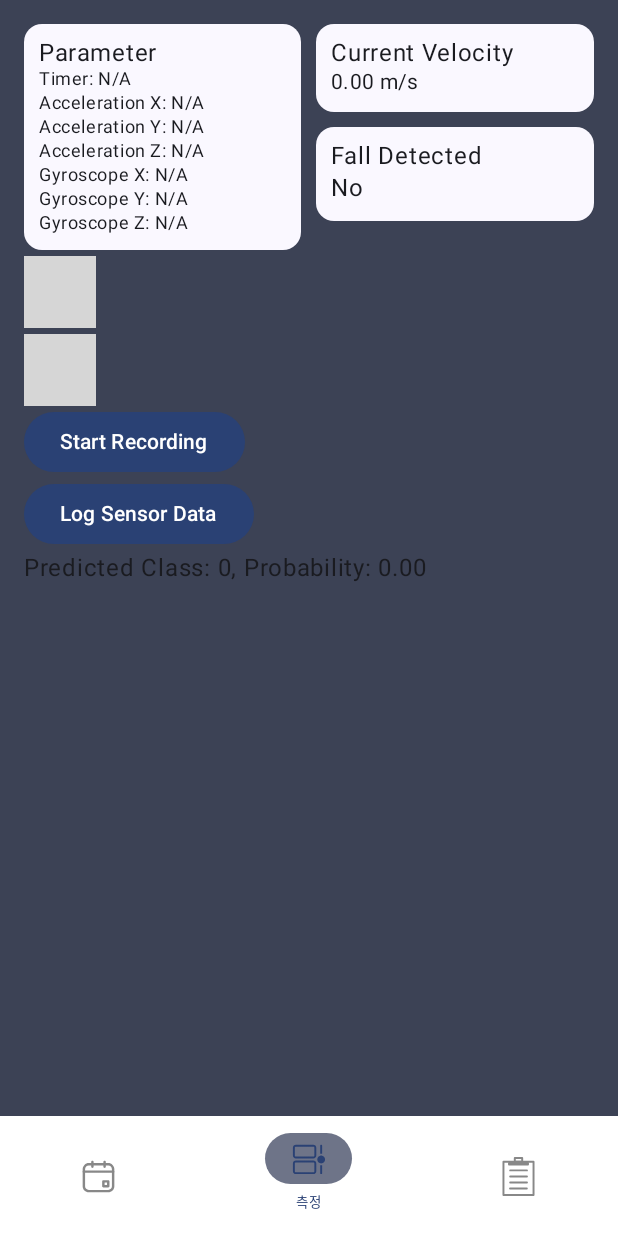
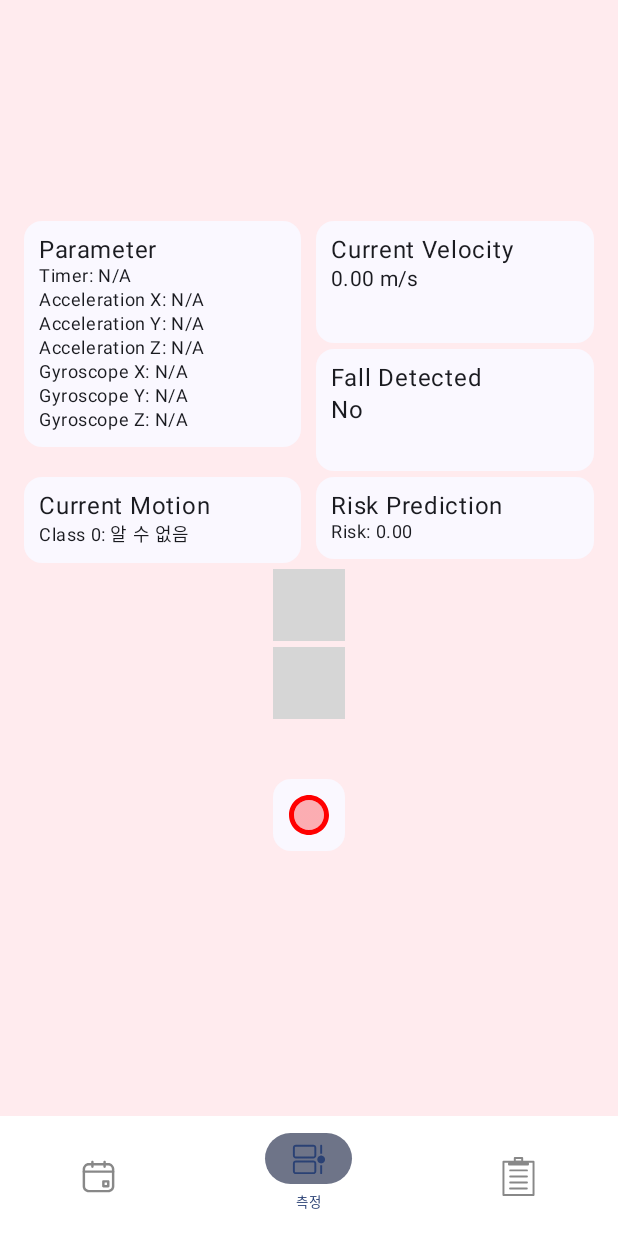
Before and after one commit to BummoK/IMU_Demo_Application, an Android app built with Jetpack Compose: the screen it shows after launch (MainActivity), item 2 of the bottom bar chosen, on a phone screen of 412 x 824 dp. Run offline under Robolectric (Android 15) with nearby library versions, the phone set to English and light mode, and no system bars; our stand-ins replace Dagger/Hilt's generated code, Room's generated code; libraries missing offline, so code that uses them is left out: coil.decode, com.github.mikephil.charting, org.tensorflow.lite; network calls fail; 15 statements that could not run were skipped; grey boxes are pictures that could not be loaded.

Commit message:
위험도 예측 알고리즘 임베딩 & UI 정리

```diff
--- a/app/build.gradle
+++ b/app/build.gradle
@@ -86,4 +86,7 @@ dependencies {
     implementation "androidx.room:room-ktx:2.6.1"
 
     implementation 'org.tensorflow:tensorflow-lite:2.4.0'
+
+    implementation("io.coil-kt:coil-compose:2.2.2")
+    implementation("io.coil-kt:coil-gif:2.2.2")
 }
--- a/app/src/main/java/com/example/imu_demo/navigations/NavigationGraph.kt
+++ b/app/src/main/java/com/example/imu_demo/navigations/NavigationGraph.kt
@@ -1,5 +1,6 @@
 package com.example.imu_demo.navigations
 
+import WelcomeScreen
 import androidx.compose.foundation.layout.height
 import androidx.compose.foundation.layout.width
 import androidx.compose.material3.Icon
@@ -33,9 +34,13 @@ fun NavigationGraph(navController: NavHostController) {
     val state by viewModel.state.collectAsState()
     NavHost(
         navController = navController,
-        startDestination = BottomNavItem.Scan.screenRoute
+        startDestination = "Welcome"
 
     ){
+        composable("Welcome") { // 스플래시 화면 추가
+            WelcomeScreen(navController)
+        }
+
         composable(BottomNavItem.Scan.screenRoute){
             ScanScreen(
                 state = state,
--- a/app/src/main/java/com/example/imu_demo/presentation/Measurement.kt
+++ b/app/src/main/java/com/example/imu_demo/presentation/Measurement.kt
@@ -3,9 +3,12 @@ package com.example.imu_demo.presentation
 import android.util.Log
 import android.widget.Toast
 import androidx.compose.foundation.background
+import androidx.compose.foundation.layout.Arrangement
+import androidx.compose.foundation.layout.Box
 import androidx.compose.foundation.layout.Column
 import androidx.compose.foundation.layout.Row
 import androidx.compose.foundation.layout.Spacer
+import androidx.compose.foundation.layout.fillMaxHeight
 import androidx.compose.foundation.layout.fillMaxSize
 import androidx.compose.foundation.layout.fillMaxWidth
 import androidx.compose.foundation.layout.height
@@ -15,6 +18,8 @@ import androidx.compose.material3.Button
 import androidx.compose.material3.Card
 import androidx.compose.material3.CardDefaults
 import androidx.compose.material3.ExperimentalMaterial3Api
+import androidx.compose.material3.Icon
+import androidx.compose.material3.IconButton
 import androidx.compose.material3.MaterialTheme
 import androidx.compose.material3.Text
 import androidx.compose.runtime.Composable
@@ -24,24 +29,31 @@ import androidx.compose.runtime.collectAsState
 import androidx.compose.runtime.getValue
 import androidx.compose.runtime.mutableDoubleStateOf
 import androidx.compose.runtime.mutableFloatStateOf
+import androidx.compose.runtime.mutableIntStateOf
 import androidx.compose.runtime.mutableStateOf
 import androidx.compose.runtime.remember
 import androidx.compose.runtime.setValue
+import androidx.compose.ui.Alignment
 import androidx.compose.ui.Modifier
 import androidx.compose.ui.graphics.Color
 import androidx.compose.ui.platform.LocalContext
+import androidx.compose.ui.res.painterResource
 
 import androidx.compose.ui.unit.dp
 import androidx.hilt.navigation.compose.hiltViewModel
+import com.example.imu_demo.R
 import com.example.imu_demo.data.dao.SensorData
 import com.example.imu_demo.util.BluetoothViewModel
-import com.example.imu_demo.util.DataPreprocessor
+import com.example.imu_demo.util.DataPreprocessorMR
+import com.example.imu_demo.util.DataPreprocessorRP
 import com.example.imu_demo.util.LineChartComposable
-import com.example.imu_demo.util.MotionRecogition
+import com.example.imu_demo.util.MotionRecognition
+import com.example.imu_demo.util.RiskPrediction
 import com.example.imu_demo.util.fallDetection
 import com.example.imu_demo.util.updateChartData
 
 import com.github.mikephil.charting.data.*
+import java.lang.Math.abs
 
 
 @OptIn(ExperimentalMaterial3Api::class)
@@ -58,11 +70,26 @@ fun MeasurementScreen(
     var dect by remember { mutableStateOf(false) }
     var reset by remember { mutableStateOf(true) }
 
-    val sensorDataBuffer = remember { Array(8) { MutableList(60) { 0f } } }
-    val classifier = remember { MotionRecogition(context).apply { init() } }
+    val sensorDataBufferMR = remember { Array(8) { MutableList(60) { 0f } } }
+    val sensorDataBufferRP = remember { Array(8) { MutableList(15) { 0f } } }
+    val classifierMR = remember { MotionRecognition(context).apply { init() } }
+    val classifierRP = remember { RiskPrediction(context).apply { init() } }
 
-    var maxClassState by remember { mutableStateOf(0) } // 클래스의 초기값은 0
-    var maxProbState by remember { mutableStateOf(0f) } // 확률의 초기값은 0f
+    var maxClassStateMR by remember { mutableIntStateOf(0) } // 클래스의 초기값은 0
+    var maxProbStateMR by remember { mutableFloatStateOf(0f) } // 확률의 초기값은 0f
+    var maxClassStateRP by remember { mutableIntStateOf(0) } // 클래스의 초기값은 0
+    var maxProbStateRP by remember { mutableFloatStateOf(0f) } // 확률의 초기값은 0f
+
+    val motionName = when (maxClassStateMR) {
+        1 -> "서있기"
+        2 -> "앉았다 일어서기"
+        3 -> "보행"
+        4 -> "점프"
+        5 -> "전방낙상"
+        6 -> "후방낙상"
+        7 -> "측방낙상"
+        else -> "알 수 없음"
+    }
 
 
     val timerValue by bluetoothViewModel.timerValue.collectAsState()
@@ -117,36 +144,61 @@ fun MeasurementScreen(
         if (dect) reset=false
 
         // 버퍼에 데이터 추가
-        sensorDataBuffer[0].add(accXValue ?: 0f)
-        sensorDataBuffer[1].add(accYValue ?: 0f)
-        sensorDataBuffer[2].add(accZValue ?: 0f)
-        sensorDataBuffer[3].add(gyroXValue ?: 0f)
-        sensorDataBuffer[4].add(gyroYValue ?: 0f)
-        sensorDataBuffer[5].add(gyroZValue ?: 0f)
-        sensorDataBuffer[6].add(acc)
-        sensorDataBuffer[7].add(gyro)
-        DataPreprocessor.shiftBuffer(sensorDataBuffer)
+        val sensorValues = arrayOf(accXValue, accYValue, accZValue,
+            gyroXValue, gyroYValue, gyroZValue, acc, gyro)
+
+        for (i in sensorValues.indices) {
+            sensorDataBufferMR[i].add(sensorValues[i] ?: 0f)
+            sensorDataBufferRP[i].add(sensorValues[i] ?: 0f)
+        }
+        DataPreprocessorMR.shiftBufferMR(sensorDataBufferMR)
+        DataPreprocessorRP.shiftBufferRP(sensorDataBufferRP)
 
 
         // 버퍼가 가득 찼을 때 처리
-        if (sensorDataBuffer[0].size == 60) {
+        if (sensorDataBufferMR[0].size == 60) {
             Log.d("Buffer", "full")
-            val modelInputData = DataPreprocessor.prepareModelInput(sensorDataBuffer)
+            val modelInputDataMR = DataPreprocessorMR.prepareModelInputMR(sensorDataBufferMR)
 
 
-            val classification = classifier.classify(modelInputData)
+            val classificationMR = classifierMR.classify(modelInputDataMR)
 
             // 가장 높은 확률을 가진 클래스 찾기
-            val maxEntry = classification.maxByOrNull { it.value }
+            val maxEntryMR = classificationMR.maxByOrNull { it.value }
 
-            if (maxEntry != null) {
-                maxClassState = maxEntry.key
-                maxProbState = maxEntry.value
-                Log.d("ClassificationResult", "success")
+            if (maxEntryMR != null) {
+                maxClassStateMR = maxEntryMR.key
+                maxProbStateMR = maxEntryMR.value
+                Log.d("MRResult", "success")
             } else {
-                maxClassState = 0 // 기본값 할당
-                maxProbState = 0f // 기본값 할당
-                Log.d("ClassificationResult", "Fail")
+                maxClassStateMR = 0 // 기본값 할당
+                maxProbStateMR = 0f // 기본값 할당
+                Log.d("MRResult", "Fail")
+            }
+
+            // 분류 결과 로그로 출력
+//            Log.d("MeasurementScreen", "Class: $maxClassState, Probability: $maxProbState")
+
+        }
+
+        if (sensorDataBufferRP[0].size == 15) {
+            Log.d("Buffer", "full")
+            val modelInputDataRP = DataPreprocessorRP.prepareModelInputRP(sensorDataBufferRP)
+
+
+            val classificationRP = classifierRP.classify(modelInputDataRP)
+
+            // 가장 높은 확률을 가진 클래스 찾기
+            val maxEntryRP = classificationRP.maxByOrNull { it.value }
+
+            if (maxEntryRP != null) {
+                maxClassStateRP = maxEntryRP.key
+                maxProbStateRP = maxEntryRP.value
+                Log.d("RPResult", "success")
+            } else {
+                maxClassStateRP = 0 // 기본값 할당
+                maxProbStateRP = 0f // 기본값 할당
+                Log.d("RPResult", "Fail")
             }
 
             // 분류 결과 로그로 출력
@@ -156,19 +208,24 @@ fun MeasurementScreen(
     }
     DisposableEffect(Unit) {
         onDispose {
-            classifier.finish()
+            classifierMR.finish()
+            classifierRP.finish()
         }
     }
 
     Column(modifier = Modifier
         .fillMaxSize()
-        .background(MaterialTheme.colorScheme.secondary)
-        .padding(16.dp)
+        .background(Color(0xFFFFEBEE))
+        .padding(16.dp),
+        verticalArrangement = Arrangement.Center,
+        horizontalAlignment = Alignment.CenterHorizontally
     ) {
         Row(
         ){
             Card(
-                modifier = Modifier.fillMaxWidth(0.5f).weight(1f),
+                modifier = Modifier
+                    .fillMaxWidth(0.5f)
+                    .weight(1f),
                 colors = CardDefaults.cardColors(containerColor = MaterialTheme.colorScheme.surface)
             ) {
                 Column(
@@ -191,7 +248,7 @@ fun MeasurementScreen(
                 modifier = Modifier.weight(1f)
             ) {
                 Card(
-                    modifier = Modifier.fillMaxWidth(),
+                    modifier = Modifier.fillMaxWidth().height(81.dp),
                     colors = CardDefaults.cardColors(containerColor = MaterialTheme.colorScheme.surface)
                 ) {
                     Column(
@@ -201,9 +258,9 @@ fun MeasurementScreen(
                         Text("${"%.2f".format(velV)} m/s", style = MaterialTheme.typography.bodyMedium)
                     }
                 }
-                Spacer(modifier = Modifier.height(10.dp))
+                Spacer(modifier = Modifier.height(4.dp))
                 Card(
-                    modifier = Modifier.fillMaxWidth(),
+                    modifier = Modifier.fillMaxWidth().height(81.dp),
                     onClick = { reset = true },
                     colors = if (!reset) CardDefaults.cardColors(containerColor = Color.Red)
                     else CardDefaults.cardColors(containerColor = MaterialTheme.colorScheme.surface)
@@ -218,10 +275,46 @@ fun MeasurementScreen(
             }
         }
         Spacer(modifier = Modifier.height(4.dp))
+        Row{
+            Card(
+                modifier = Modifier
+                    .fillMaxWidth(0.5f)
+                    .weight(1f),
+                colors = CardDefaults.cardColors(containerColor = MaterialTheme.colorScheme.surface)
+            ) {
+                Column(
+                    modifier = Modifier.padding(10.dp)
+                ) {
+                    Text("Current Motion", style = MaterialTheme.typography.bodyLarge)
+                    Text("Class $maxClassStateMR: $motionName", style = MaterialTheme.typography.bodySmall)
+                }
+            }
+            Spacer(modifier = Modifier.width(10.dp))
+            Card(
+                modifier = Modifier
+                    .fillMaxWidth(0.5f)
+                    .weight(1f),
+                colors = CardDefaults.cardColors(containerColor = MaterialTheme.colorScheme.surface)
+            ) {
+                Column(
+                    modifier = Modifier.padding(10.dp)
+                ) {
+                    Text("Risk Prediction", style = MaterialTheme.typography.bodyLarge)
+                    Text("Risk: ${"%.2f".format(kotlin.math.abs(maxProbStateRP))}",
+                        style = MaterialTheme.typography.bodySmall)
+                }
+            }
+        }
+        Spacer(modifier = Modifier.height(4.dp))
         LineChartComposable("Accelerometer", accChartDataX, accChartDataY, accChartDataZ)
         Spacer(modifier = Modifier.height(4.dp))
         LineChartComposable("Gyroscope", gyroChartDataX, gyroChartDataY, gyroChartDataZ)
-        Button(onClick = {
+        Spacer(modifier = Modifier.height(10.dp))
+        Card(
+            modifier = Modifier.padding(30.dp),
+            colors = CardDefaults.cardColors(containerColor = MaterialTheme.colorScheme.surface),
+        ){
+            RecordButton(isRecording = isRecording, onRecordClick = {
                 isRecording = !isRecording
                 if (isRecording) {
                     // 데이터 기록을 시작합니다. 이제 LaunchedEffect가 데이터를 저장하기 시작합니다.
@@ -234,12 +327,18 @@ fun MeasurementScreen(
                         Log.d("MeasurementScreen", "Sensor data saved: $filePath")
                     }
                 }
-        }) {
-            Text(if (isRecording) "Stop Recording" else "Start Recording")
-        }
-        Button(onClick = { bluetoothViewModel.fetchAndLogSensorData() }) {
-            Text("Log Sensor Data")
-        }
-        Text("Predicted Class: $maxClassState, Probability: ${"%.2f".format(maxProbState)}")
+            })
         }
     }
+}
+
+@Composable
+fun RecordButton(isRecording: Boolean, onRecordClick: () -> Unit) {
+    IconButton(onClick = onRecordClick) {
+        Icon(
+            painter = painterResource(id = if (isRecording) R.drawable.ic_stop else R.drawable.ic_record),
+            contentDescription = if (isRecording) "Stop Recording" else "Start Recording",
+            tint = if (isRecording) Color.Black else Color.Red
+        )
+    }
+}
--- /dev/null
+++ b/app/src/main/java/com/example/imu_demo/presentation/Welcome.kt
@@ -0,0 +1,44 @@
+import android.os.Build.VERSION.SDK_INT
+import androidx.compose.foundation.Image
+import androidx.compose.foundation.clickable
+import androidx.compose.foundation.layout.Column
+import androidx.compose.foundation.layout.fillMaxSize
+import androidx.compose.foundation.layout.fillMaxWidth
+import androidx.compose.runtime.Composable
+import androidx.compose.ui.Modifier
+import androidx.compose.ui.layout.ContentScale
+import androidx.compose.ui.platform.LocalContext
+import androidx.navigation.NavHostController
+import coil.ImageLoader
+import coil.compose.rememberAsyncImagePainter
+import coil.compose.rememberImagePainter
+import coil.decode.GifDecoder
+import coil.decode.ImageDecoderDecoder
+import com.example.imu_demo.R
+import com.example.imu_demo.navigations.BottomNavItem
+
+@Composable
+fun WelcomeScreen(navController: NavHostController) {
+    // Coil 라이브러리를 사용하여 GIF 이미지 로드
+    val imageLoader = ImageLoader.Builder(LocalContext.current)
+        .components {
+            if (SDK_INT >= 28) {
+                add(ImageDecoderDecoder.Factory())
+            } else {
+                add(GifDecoder.Factory())
+            }
+        }
+        .build()
+    Column(){
+        Image(
+            painter = rememberAsyncImagePainter(R.drawable.welcome, imageLoader),
+            contentDescription = null,
+            modifier = Modifier
+                .fillMaxWidth()
+                .clickable {
+                    navController.navigate(BottomNavItem.Scan.screenRoute) // 다음 화면으로 이동
+                },
+            contentScale = ContentScale.Crop
+        )
+    }
+}
--- /dev/null
+++ b/app/src/main/java/com/example/imu_demo/util/DataPreprocessorMR.kt
@@ -0,0 +1,38 @@
+package com.example.imu_demo.util
+
+class DataPreprocessorMR {
+    companion object {
+        // 모델 입력 데이터 준비
+        fun prepareModelInputMR(buffer: Array<MutableList<Float>>): Array<FloatArray> {
+            // (60, 8) 형태의 2차원 배열 생성
+            val inputData = Array(60) { FloatArray(8) }
+
+            // 각 시간 단계에서 모든 센서 값 추출
+            for (i in 0 until 60) {
+                for (j in buffer.indices) {
+                    inputData[i][j] = buffer[j][i]
+                }
+            }
+
+//            inputData.forEachIndexed { index, data ->
+//                Log.d("ModelInputData", "Time step $index: ${data.joinToString(", ")}")
+//            }
+
+            return inputData
+        }
+
+        // 버퍼 쉬프팅 함수
+        fun shiftBufferMR(buffer: Array<MutableList<Float>>) {
+            val numberOfElementsToRemove = 12 // 한 번에 제거할 요소의 수
+
+            for (list in buffer) {
+                // 리스트의 크기가 60을 초과하면, 가장 오래된 12개 데이터를 제거합니다.
+                if (list.size > 60) {
+                    repeat(numberOfElementsToRemove) {
+                        list.removeAt(0)
+                    }
+                }
+            }
+        }
+    }
+}
--- a/app/src/main/java/com/example/imu_demo/util/DataPreprocessor.kt
+++ b/app/src/main/java/com/example/imu_demo/util/DataPreprocessorRP.kt
@@ -1,16 +1,14 @@
 package com.example.imu_demo.util
 
-import android.util.Log
-
-class DataPreprocessor {
+class DataPreprocessorRP {
     companion object {
         // 모델 입력 데이터 준비
-        fun prepareModelInput(buffer: Array<MutableList<Float>>): Array<FloatArray> {
+        fun prepareModelInputRP(buffer: Array<MutableList<Float>>): Array<FloatArray> {
             // (60, 8) 형태의 2차원 배열 생성
-            val inputData = Array(60) { FloatArray(8) }
+            val inputData = Array(15) { FloatArray(8) }
 
             // 각 시간 단계에서 모든 센서 값 추출
-            for (i in 0 until 60) {
+            for (i in 0 until 15) {
                 for (j in buffer.indices) {
                     inputData[i][j] = buffer[j][i]
                 }
@@ -24,12 +22,12 @@ class DataPreprocessor {
         }
 
         // 버퍼 쉬프팅 함수
-        fun shiftBuffer(buffer: Array<MutableList<Float>>) {
-            val numberOfElementsToRemove = 12 // 한 번에 제거할 요소의 수
+        fun shiftBufferRP(buffer: Array<MutableList<Float>>) {
+            val numberOfElementsToRemove = 5 // 한 번에 제거할 요소의 수
 
             for (list in buffer) {
-                // 리스트의 크기가 60을 초과하면, 가장 오래된 12개 데이터를 제거합니다.
-                if (list.size > 60) {
+                // 리스트의 크기가 15을 초과하면, 가장 오래된 5개 데이터를 제거합니다.
+                if (list.size > 15) {
                     repeat(numberOfElementsToRemove) {
                         list.removeAt(0)
                     }
--- a/app/src/main/java/com/example/imu_demo/util/MotionRecogition.kt
+++ b/app/src/main/java/com/example/imu_demo/util/MotionRecognition.kt
@@ -9,7 +9,7 @@ import java.nio.ByteBuffer
 import java.nio.ByteOrder
 import java.nio.channels.FileChannel
 
-class MotionRecogition(private val context: Context) {
+class MotionRecognition(private val context: Context) {
     private var interpreter: Interpreter? = null
     private var modelOutputClasses: Int = 0
 
--- /dev/null
+++ b/app/src/main/java/com/example/imu_demo/util/RiskPrediction.kt
@@ -0,0 +1,81 @@
+package com.example.imu_demo.util
+
+import android.content.Context
+import android.util.Log
+import org.tensorflow.lite.Interpreter
+import java.io.FileInputStream
+import java.io.IOException
+import java.nio.ByteBuffer
+import java.nio.ByteOrder
+import java.nio.channels.FileChannel
+
+class RiskPrediction(private val context: Context) {
+    private var interpreter: Interpreter? = null
+    private var modelOutputClasses: Int = 0
+
+    fun init() {
+        try {
+            val model = loadModelFile(MODEL_NAME)
+            model.order(ByteOrder.nativeOrder())
+            interpreter = Interpreter(model)
+
+            initModelShape()
+        } catch (e: IOException) {
+            Log.d("TensorFlow Init", "Initiation Fail")
+        }
+    }
+
+    private fun loadModelFile(modelName: String): ByteBuffer {
+        val am = context.assets
+        val afd = am.openFd(modelName)
+        FileInputStream(afd.fileDescriptor).use { fis ->
+            val fc = fis.channel
+            val startOffset = afd.startOffset
+            val declaredLength = afd.declaredLength
+            return fc.map(FileChannel.MapMode.READ_ONLY, startOffset, declaredLength)
+        }
+    }
+
+    private fun initModelShape() {
+        val outputTensor = interpreter?.getOutputTensor(0)
+        val outputShape = outputTensor?.shape()
+        modelOutputClasses = outputShape?.get(1) ?: 0
+    }
+
+    fun classify(inputData: Array<FloatArray>): Map<Int, Float> {
+        val inputBuffer = convertToByteBuffer(inputData)
+
+        val result = Array(1) { FloatArray(modelOutputClasses) }
+        interpreter?.run(inputBuffer, result)
+
+        val probabilities = getProbabilities(result[0])
+
+        // 로그로 확률 값 출력
+        Log.d("RiskPrediction", "Result: ${result[0].joinToString(", ")}")
+
+        return probabilities
+    }
+
+    private fun convertToByteBuffer(data: Array<FloatArray>): ByteBuffer? {
+        val byteBuffer = ByteBuffer.allocateDirect(data.size * data[0].size * 6)
+        byteBuffer.order(ByteOrder.nativeOrder())
+        for (i in data.indices) {
+            for (j in data[i].indices) {
+                byteBuffer.putFloat(data[i][j])
+            }
+        }
+        return byteBuffer
+    }
+
+    private fun getProbabilities(array: FloatArray): Map<Int, Float> {
+        return array.indices.associateWith { array[it] }
+    }
+
+    fun finish() {
+        interpreter?.close()
+    }
+
+    companion object {
+        private const val MODEL_NAME = "model02.tflite"
+    }
+}
--- /dev/null
+++ b/app/src/main/res/drawable/ic_ble_scan.xml
@@ -0,0 +1,5 @@
+<vector android:autoMirrored="true" android:height="128dp"
+    android:tint="#2B72F8" android:viewportHeight="24"
+    android:viewportWidth="24" android:width="128dp" xmlns:android="http://schemas.android.com/apk/res/android">
+    <path android:fillColor="@android:color/white" android:pathData="M14.24,12.01l2.32,2.32c0.28,-0.72 0.44,-1.51 0.44,-2.33 0,-0.82 -0.16,-1.59 -0.43,-2.31l-2.33,2.32zM19.53,6.71l-1.26,1.26c0.63,1.21 0.98,2.57 0.98,4.02s-0.36,2.82 -0.98,4.02l1.2,1.2c0.97,-1.54 1.54,-3.36 1.54,-5.31 -0.01,-1.89 -0.55,-3.67 -1.48,-5.19zM15.71,7.71L10,2L9,2v7.59L4.41,5 3,6.41 8.59,12 3,17.59 4.41,19 9,14.41L9,22h1l5.71,-5.71 -4.3,-4.29 4.3,-4.29zM11,5.83l1.88,1.88L11,9.59L11,5.83zM12.88,16.29L11,18.17v-3.76l1.88,1.88z"/>
+</vector>
--- /dev/null
+++ b/app/src/main/res/drawable/ic_ble_stop.xml
@@ -0,0 +1,5 @@
+<vector android:height="128dp" android:tint="#2B72F8"
+    android:viewportHeight="24" android:viewportWidth="24"
+    android:width="128dp" xmlns:android="http://schemas.android.com/apk/res/android">
+    <path android:fillColor="@android:color/white" android:pathData="M13,5.83l1.88,1.88 -1.6,1.6 1.41,1.41 3.02,-3.02L12,2h-1v5.03l2,2v-3.2zM5.41,4L4,5.41 10.59,12 5,17.59 6.41,19 11,14.41V22h1l4.29,-4.29 2.3,2.29L20,18.59 5.41,4zM13,18.17v-3.76l1.88,1.88L13,18.17z"/>
+</vector>
--- /dev/null
+++ b/app/src/main/res/drawable/ic_record.xml
@@ -0,0 +1,8 @@
+<vector android:height="128dp" android:tint="#F10808"
+    android:viewportHeight="24" android:viewportWidth="24"
+    android:width="128dp" xmlns:android="http://schemas.android.com/apk/res/android">
+    <path android:fillAlpha="0.3"
+        android:fillColor="@android:color/white"
+        android:pathData="M12,18c3.31,0 6,-2.69 6,-6s-2.69,-6 -6,-6 -6,2.69 -6,6 2.69,6 6,6z" android:strokeAlpha="0.3"/>
+    <path android:fillColor="@android:color/white" android:pathData="M12,20c4.42,0 8,-3.58 8,-8s-3.58,-8 -8,-8 -8,3.58 -8,8 3.58,8 8,8zM12,6c3.31,0 6,2.69 6,6s-2.69,6 -6,6 -6,-2.69 -6,-6 2.69,-6 6,-6z"/>
+</vector>
--- /dev/null
+++ b/app/src/main/res/drawable/ic_stop.xml
@@ -0,0 +1,5 @@
+<vector android:height="128dp" android:tint="#030303"
+    android:viewportHeight="24" android:viewportWidth="24"
+    android:width="128dp" xmlns:android="http://schemas.android.com/apk/res/android">
+    <path android:fillColor="@android:color/white" android:pathData="M8,6h8c1.1,0 2,0.9 2,2v8c0,1.1 -0.9,2 -2,2H8c-1.1,0 -2,-0.9 -2,-2V8c0,-1.1 0.9,-2 2,-2z"/>
+</vector>
```
Also changed, not shown: app/src/main/java/com/example/imu_demo/presentation/Scan.kt (+29 -6 lines), app/src/main/java/com/example/imu_demo/util/GraphComponents.kt (+7 -3 lines), app/src/main/res/drawable/welcome.gif (added). Lines whose indentation alone changed are shown as unchanged.
